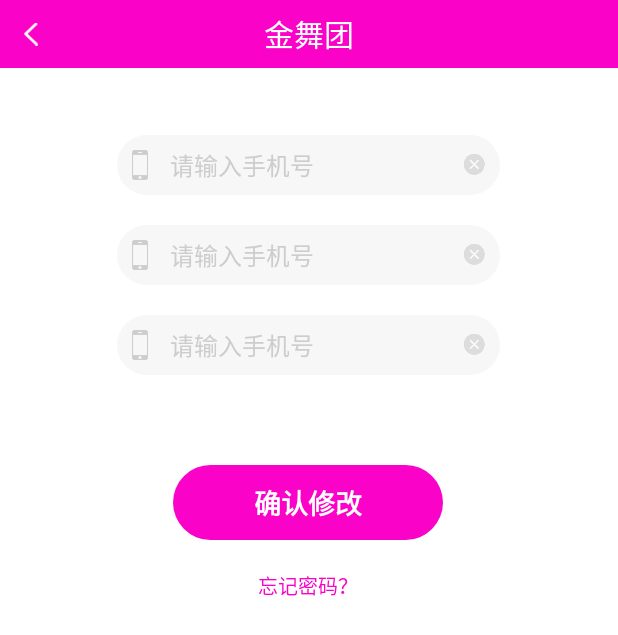
After one commit to HemingwayZ/GoldenDance, an Android app: the UpdatePasswordActivity screen opened directly, with no data from a screen before it, on a phone screen of 412 x 824 dp. The commit adds this screen. Shown: the top 635 px of the screen. Run offline under Robolectric (Android 15) with nearby library versions, the phone set to English and light mode, and no system bars.

Commit message:
修改用户资料

```diff
--- a/app/build.gradle
+++ b/app/build.gradle
@@ -38,4 +38,5 @@ dependencies {
     compile 'org.apache.logging.log4j:log4j:2.7'
     compile 'com.baidu.mobstat:mtj-sdk:latest.integration'
     testCompile 'junit:junit:4.12'
+    compile 'com.android.support:design:25.1.0'
 }
--- a/app/src/main/AndroidManifest.xml
+++ b/app/src/main/AndroidManifest.xml
@@ -90,7 +90,6 @@
             android:name=".userinfo.UpdateUserInfoActivity"
             android:theme="@style/BottomDialog" />
 
-
         <!-- 20161205 Android N适配 exported必须要求为false，为true则会报安全异常。grantUriPermissions为true，表示授予URI临时访问权限。 -->
         <provider
             android:name="android.support.v4.content.FileProvider"
@@ -101,6 +100,8 @@
                 android:name="android.support.FILE_PROVIDER_PATHS"
                 android:resource="@xml/file_path" />
         </provider>
+
+        <activity android:name=".userinfo.UpdatePasswordActivity"></activity>
     </application>
 
 </manifest>
--- a/app/src/main/java/com/goldendance/client/http/GDImageLoader.java
+++ b/app/src/main/java/com/goldendance/client/http/GDImageLoader.java
@@ -1,5 +1,6 @@
 package com.goldendance.client.http;
 
+import android.app.Application;
 import android.content.Context;
 import android.net.Uri;
 import android.util.Log;
@@ -81,4 +82,8 @@ public class GDImageLoader {
                 .into(imageView);
 
     }
+
+    public static void clearCache(Context context) {
+        Glide.get(context).clearDiskCache();
+    }
 }
--- a/app/src/main/java/com/goldendance/client/model/UserModel.java
+++ b/app/src/main/java/com/goldendance/client/model/UserModel.java
@@ -100,6 +100,6 @@ public class UserModel implements IUserModel {
             params.put("userid", userId);
         }
         params.put("password", password);
-        GDHttpManager.doGet(url, params, handler);
+        GDHttpManager.doPost(url, params, handler);
     }
 }
--- a/app/src/main/java/com/goldendance/client/others/MyTextWatcher.java
+++ b/app/src/main/java/com/goldendance/client/others/MyTextWatcher.java
@@ -10,6 +10,7 @@ public class MyTextWatcher implements TextWatcher {
     private View clearView;
 
     public MyTextWatcher(final EditText editText, View clearView) {
+        clearView.setVisibility(View.GONE);
         clearView.setOnClickListener(new View.OnClickListener() {
             @Override
             public void onClick(View v) {
--- a/app/src/main/java/com/goldendance/client/userinfo/UpdateUserInfoFragment.java
+++ b/app/src/main/java/com/goldendance/client/userinfo/UpdateUserInfoFragment.java
@@ -334,8 +334,7 @@ public class UpdateUserInfoFragment extends Fragment implements IUpdateUserInfoC
 
     @Override
     public String getPsw() {
-        String psw = (String) GDSharedPreference.get(getActivity(), GDSharedPreference.KEY_PASSWORD, "");
-        return psw;
+        return (String) GDSharedPreference.get(getActivity(), GDSharedPreference.KEY_PASSWORD, "");
     }
 
     /**
@@ -368,9 +367,7 @@ public class UpdateUserInfoFragment extends Fragment implements IUpdateUserInfoC
                 toCrop(uri);
                 break;
             case REQUEST_CROP:
-
                 mPresenter.confirm();
-
                 break;
         }
 
--- /dev/null
+++ b/app/src/main/res/layout/activity_update_password.xml
@@ -0,0 +1,64 @@
+<?xml version="1.0" encoding="utf-8"?>
+<FrameLayout xmlns:android="http://schemas.android.com/apk/res/android"
+    xmlns:app="http://schemas.android.com/apk/res-auto"
+    xmlns:tools="http://schemas.android.com/tools"
+    android:layout_width="match_parent"
+    android:layout_height="match_parent"
+    android:background="#FFFFFF"
+    tools:context="com.goldendance.client.userinfo.UpdatePasswordActivity">
+
+    <include layout="@layout/i_head" />
+
+    <LinearLayout
+        android:layout_width="255dp"
+        android:layout_height="wrap_content"
+        android:layout_gravity="center_horizontal"
+        android:layout_marginTop="90dp"
+        android:gravity="center_horizontal"
+        android:orientation="vertical">
+
+        <include
+            android:id="@+id/oldPsw"
+            layout="@layout/edittext_item"
+            android:layout_width="match_parent"
+            android:layout_height="wrap_content" />
+
+        <include
+            android:id="@+id/newPsw1"
+            layout="@layout/edittext_item"
+            android:layout_width="match_parent"
+            android:layout_height="wrap_content"
+            android:layout_marginTop="20dp" />
+
+        <include
+            android:id="@+id/newPsw2"
+            layout="@layout/edittext_item"
+            android:layout_width="match_parent"
+            android:layout_height="wrap_content"
+            android:layout_marginTop="20dp" />
+
+        <TextView
+            android:id="@+id/tvSubmit"
+            android:layout_width="180dp"
+            android:layout_height="50dp"
+            android:layout_gravity="center_horizontal"
+            android:layout_marginTop="60dp"
+            android:background="@drawable/bg_submit"
+            android:gravity="center"
+            android:text="确认修改"
+            android:textColor="@android:color/white"
+            android:textSize="18dp"
+            android:textStyle="bold" />
+
+        <TextView
+            android:id="@+id/tvForgetPsw"
+            android:layout_width="wrap_content"
+            android:layout_height="wrap_content"
+            android:layout_alignParentRight="true"
+            android:layout_marginTop="20dp"
+            android:text="@string/forget_psw"
+            android:textColor="@color/colorAccent"
+            android:textSize="13sp" />
+    </LinearLayout>
+
+</FrameLayout>
--- /dev/null
+++ b/app/src/main/res/layout/edittext_item.xml
@@ -0,0 +1,38 @@
+<?xml version="1.0" encoding="utf-8"?>
+
+<FrameLayout xmlns:android="http://schemas.android.com/apk/res/android"
+    android:layout_width="255dp"
+    android:layout_height="45dp"
+    android:layout_gravity="center_horizontal"
+    android:background="@drawable/bg_edittext"
+    android:gravity="center_vertical"
+    android:orientation="horizontal">
+
+    <ImageView
+        android:id="@+id/ivEtLeft"
+        android:layout_width="wrap_content"
+        android:layout_height="wrap_content"
+        android:layout_gravity="center_vertical|left"
+        android:padding="10dp"
+        android:src="@mipmap/i_phone" />
+
+    <EditText
+        android:id="@+id/etditetx"
+        style="@style/login_register_edit"
+        android:layout_width="166dp"
+        android:layout_height="wrap_content"
+        android:layout_gravity="center_vertical"
+        android:layout_marginLeft="35dp"
+        android:background="@null"
+        android:hint="@string/input_phone"
+        android:textSize="16sp" />
+
+    <ImageView
+        android:id="@+id/ivClear"
+        android:layout_width="wrap_content"
+        android:layout_height="wrap_content"
+        android:layout_gravity="center_vertical|right"
+        android:padding="10dp"
+        android:src="@mipmap/i_clear"
+        android:visibility="visible" />
+</FrameLayout>
--- a/app/src/main/res/layout/fragment_user.xml
+++ b/app/src/main/res/layout/fragment_user.xml
@@ -198,6 +198,7 @@
             android:textSize="15sp" />
 
         <LinearLayout
+            android:id="@+id/llClearCache"
             android:layout_width="match_parent"
             android:layout_height="45dp"
             android:background="#FFFFFF"
@@ -228,6 +229,7 @@
             android:layout_marginTop="0.5dp"
             android:background="#FFFFFF"
             android:gravity="center_vertical"
+            android:visibility="gone"
             android:orientation="horizontal"
             android:paddingLeft="50dp"
             android:paddingRight="16dp">
--- a/app/src/main/res/layout/i_head.xml
+++ b/app/src/main/res/layout/i_head.xml
@@ -16,6 +16,7 @@
         android:src="@mipmap/i_back" />
 
     <TextView
+        android:id="@+id/tvTitle"
         android:layout_width="wrap_content"
         android:layout_height="wrap_content"
         android:layout_gravity="center"
@@ -27,10 +28,11 @@
         android:textSize="20sp" />
 
     <ImageView
+        android:id="@+id/ivMore"
         android:layout_width="wrap_content"
         android:layout_height="wrap_content"
-        android:visibility="gone"
         android:layout_gravity="right|center_vertical"
         android:padding="16dp"
-        android:src="@mipmap/i_more_white" />
+        android:src="@mipmap/i_more_white"
+        android:visibility="gone" />
 </FrameLayout>
```
Also changed, not shown: app/src/main/java/com/goldendance/client/home/HomeActivity.java (+14 -0 lines), app/src/main/java/com/goldendance/client/home/UserFragment.java (+40 -0 lines), app/src/main/java/com/goldendance/client/login/LoginFragment.java (+8 -3 lines), app/src/main/java/com/goldendance/client/userinfo/UpdatePasswordActivity.java (added, +185 -0 lines), app/src/main/java/com/goldendance/client/userinfo/UserInfoActivity.java (+10 -2 lines).
